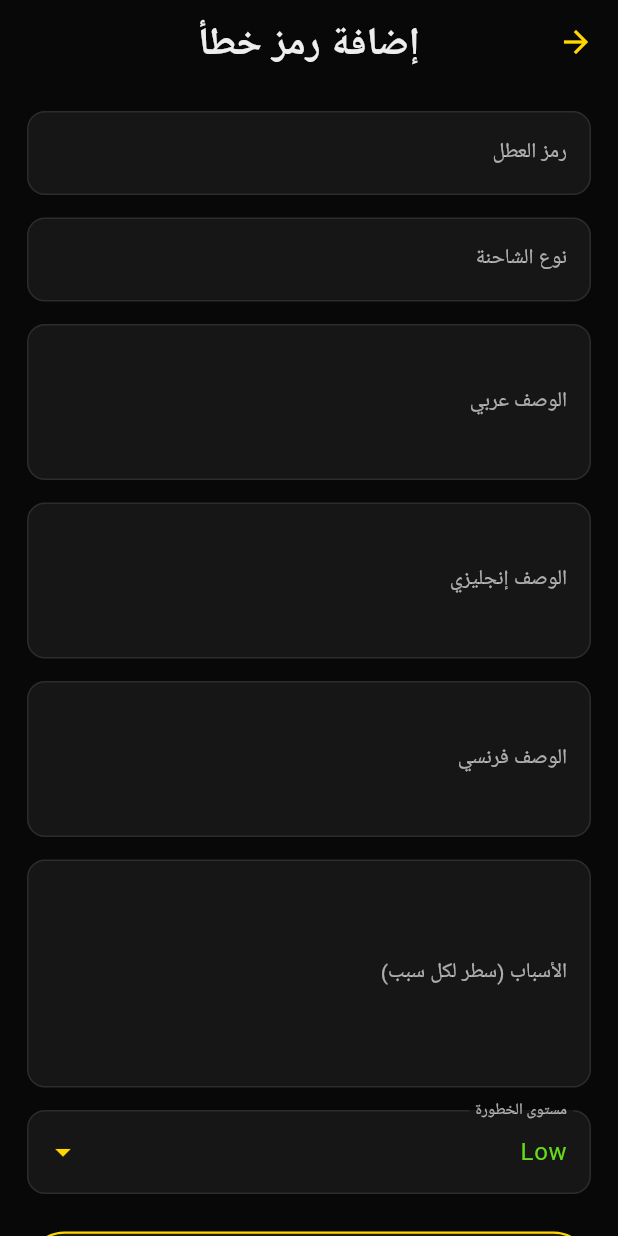
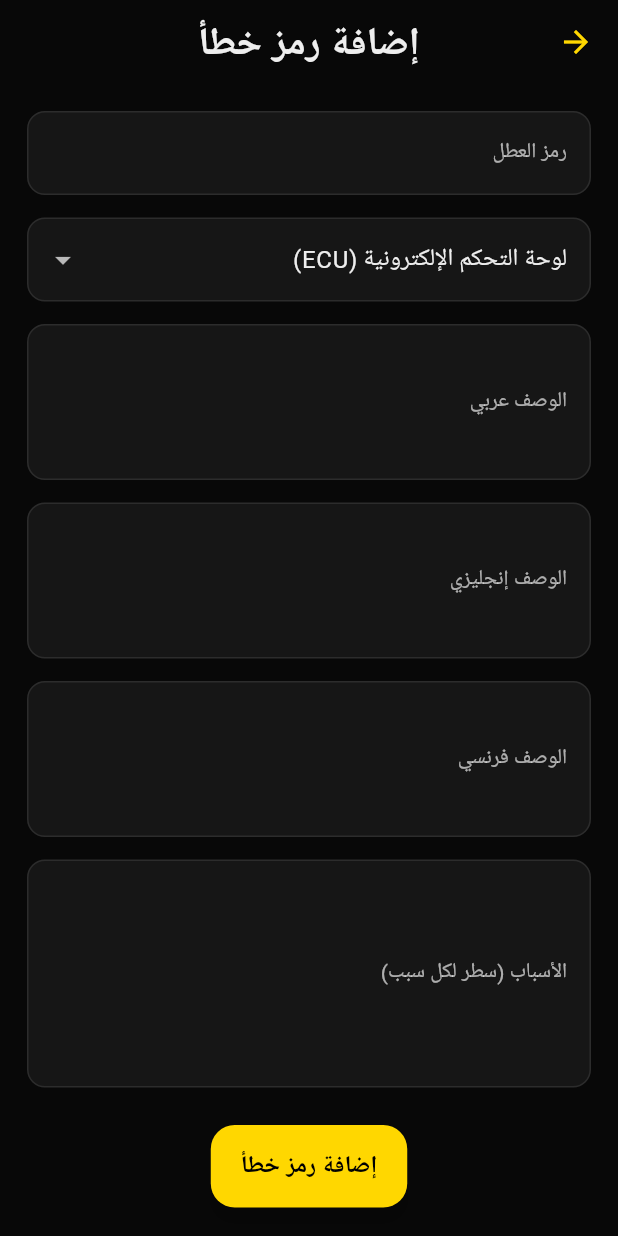
Before and after one commit to nadimchafroud-stack/IvecoBS3, a Flutter app: the AddEditFaultScreen screen opened directly, on a phone screen of 412 x 824 dp. Run offline on Flutter 3.47's test engine with Material 3 defaults, Android fonts, the phone set to English and light mode, and no system bars; our stand-ins replace flutter_svg, google_fonts, hive_flutter, image_picker, share_plus; accounts and stored records are empty.

Commit message:
Update add_edit_fault_screen.dart

```diff
--- a/lib/screens/add_edit_fault_screen.dart
+++ b/lib/screens/add_edit_fault_screen.dart
@@ -4,7 +4,7 @@ import 'package:uuid/uuid.dart';
 import '../models/fault_code.dart';
 import '../services/hive_service.dart';
 import '../services/image_handler.dart';
-import '../widgets/industrial_panel.dart'; // استيراد الويدجت الصناعي
+import '../widgets/industrial_panel.dart';
 
 class AddEditFaultScreen extends StatefulWidget {
   final FaultCode? fault;
@@ -16,7 +16,7 @@ class AddEditFaultScreen extends StatefulWidget {
 
 class _AddEditFaultScreenState extends State<AddEditFaultScreen> {
   final _codeController = TextEditingController();
-  final _truckModelController = TextEditingController();
+  final _truckModelController = TextEditingController(); // ❗ يبقى كما هو
   final _descArController = TextEditingController();
   final _descEnController = TextEditingController();
   final _descFrController = TextEditingController();
@@ -26,13 +26,26 @@ class _AddEditFaultScreenState extends State<AddEditFaultScreen> {
   String _severity = 'Low';
   final GlobalKey<FormState> _formKey = GlobalKey<FormState>();
 
+  final List<String> ecuList = [
+    'ECU المحرك (Engine Control Unit)',
+    'ECU ناقل الحركة (Transmission Control Unit)',
+    'ECU نظام الفرامل (ABS / EBS)',
+    'ECU نظام التعليق',
+    'ECU النظام الكهربائي',
+    'ECU نظام الوقود',
+    'ECU نظام التبريد',
+    'ECU نظام العادم',
+    'ECU الهيكل (Body Control Module)',
+    'ECU الاتصالات العسكرية',
+  ];
+
   @override
   void initState() {
     super.initState();
     if (widget.fault != null) {
       final f = widget.fault!;
       _codeController.text = f.code;
-      _truckModelController.text = f.truckModel;
+      _truckModelController.text = f.truckModel; // 👈 نفس الحقل
       _descArController.text = f.descAr;
       _descEnController.text = f.descEn;
       _descFrController.text = f.descFr;
@@ -53,7 +66,6 @@ class _AddEditFaultScreenState extends State<AddEditFaultScreen> {
     super.dispose();
   }
 
-  /// عنصر Input عام مناسب للثيم الموحد
   Widget _field(TextEditingController c, String label, {int max = 1}) {
     final theme = Theme.of(context);
     final cs = theme.colorScheme;
@@ -62,40 +74,27 @@ class _AddEditFaultScreenState extends State<AddEditFaultScreen> {
     return TextFormField(
       controller: c,
       maxLines: max,
-      // تطبيق ستايل النص الأساسي من الثيم
       style: text.bodyLarge?.copyWith(color: cs.onSurface),
       decoration: InputDecoration(
         labelText: label,
-        // تغيير لون labelText ليتناسب مع الثيم الداكن
         labelStyle: text.bodyMedium?.copyWith(
           color: cs.onSurface.withOpacity(0.7),
         ),
-
-        // ⭐⭐ التعديل الموحد للثيم الصناعي: ⭐⭐
         filled: true,
-        fillColor: cs.surface, // خلفية داكنة للحقل
-
-        // إطار حاد عند عدم التركيز
+        fillColor: cs.surface,
         enabledBorder: OutlineInputBorder(
           borderRadius: BorderRadius.circular(12),
           borderSide:
               BorderSide(color: cs.onSurface.withOpacity(0.1), width: 1),
         ),
-
-        // إطار التركيز الأصفر القوي
         focusedBorder: OutlineInputBorder(
           borderRadius: BorderRadius.circular(12),
-          borderSide: BorderSide(
-              color: cs.primary, width: 2.5), // الحدود الصفراء البارزة
+          borderSide: BorderSide(color: cs.primary, width: 2.5),
         ),
-
-        // الحدود الافتراضية
         border: OutlineInputBorder(
           borderRadius: BorderRadius.circular(12),
         ),
-        // ⭐⭐⭐ نهاية التعديل ⭐⭐⭐
       ),
-      // إضافة تحقق بسيط للعناصر الأساسية
       validator: (value) {
         if (max == 1 && (value == null || value.trim().isEmpty)) {
           return 'هذا الحقل مطلوب';
@@ -105,64 +104,27 @@ class _AddEditFaultScreenState extends State<AddEditFaultScreen> {
     );
   }
 
-  Future<void> _pickImage() async {
-    final path = await ImageHandler.pickImage();
-    if (path != null) {
-      setState(() => _imagePath = path);
-    }
-  }
-
-  bool _existsFault(String code, String model) {
-    final all = HiveService.getAllFaultCodes();
-    // التحقق أثناء الإضافة فقط، وليس التعديل
-    if (widget.fault != null &&
-        widget.fault!.code == code &&
-        widget.fault!.truckModel == model) {
-      return false;
-    }
-    return all.any((f) => f.code == code && f.truckModel == model);
-  }
-
   Future<void> _saveFault() async {
-    final code = _codeController.text.trim();
-    final model = _truckModelController.text.trim();
-    final cs = Theme.of(context).colorScheme;
-
-    if (!_formKey.currentState!.validate()) {
-      return;
-    }
-
-    if (_existsFault(code, model)) {
-      ScaffoldMessenger.of(context).showSnackBar(
-        SnackBar(
-          backgroundColor: cs.error,
-          content: const Text("هذا الكود موجود بالفعل لنفس الموديل"),
-        ),
-      );
-      return;
-    }
+    if (!_formKey.currentState!.validate()) return;
 
     final fault = FaultCode(
       id: widget.fault?.id ?? const Uuid().v4(),
-      code: code,
-      truckModel: model,
+      code: _codeController.text.trim(),
+      truckModel: _truckModelController.text.trim(), // 👈 نفس الاسم
       descAr: _descArController.text.trim(),
       descEn: _descEnController.text.trim(),
       descFr: _descFrController.text.trim(),
       possibleCauses: _causesController.text
           .split('\n')
-          .map((s) => s.trim())
-          .where((s) => s.isNotEmpty)
+          .where((e) => e.trim().isNotEmpty)
           .toList(),
       imagePath: _imagePath,
       severity: _severity,
     );
 
-    if (widget.fault == null) {
-      await HiveService.addFaultCode(fault);
-    } else {
-      await HiveService.updateFaultCode(fault);
-    }
+    widget.fault == null
+        ? await HiveService.addFaultCode(fault)
+        : await HiveService.updateFaultCode(fault);
 
     if (!mounted) return;
     Navigator.pop(context);
@@ -190,53 +152,23 @@ class _AddEditFaultScreenState extends State<AddEditFaultScreen> {
             style: text.displayMedium,
           ),
           centerTitle: true,
-          // إضافة زر حفظ عند التعديل لسهولة الوصول (اختياري)
-          actions: widget.fault != null
-              ? [
-                  IconButton(
-                    icon: Icon(Icons.save, color: cs.primary),
-                    onPressed: _saveFault,
-                  )
-                ]
-              : null,
         ),
         body: SingleChildScrollView(
           padding: const EdgeInsets.all(18),
           child: Form(
             key: _formKey,
             child: Column(
-              crossAxisAlignment: CrossAxisAlignment.stretch,
               children: [
-                /// حقول الإدخال
                 _field(_codeController, "رمز العطل"),
                 const SizedBox(height: 15),
 
-                _field(_truckModelController, "نوع الشاحنة"),
-                const SizedBox(height: 15),
-
-                _field(_descArController, "الوصف عربي", max: 3),
-                const SizedBox(height: 15),
-
-                _field(_descEnController, "الوصف إنجليزي", max: 3),
-                const SizedBox(height: 15),
-
-                _field(_descFrController, "الوصف فرنسي", max: 3),
-                const SizedBox(height: 15),
-
-                _field(_causesController, "الأسباب (سطر لكل سبب)", max: 5),
-                const SizedBox(height: 15),
-
-                // مستوى الخطورة (Dropdown) - تم توحيد الستايل
+                /// ✅ Dropdown ECU (بديل نوع الشاحنة)
                 DropdownButtonFormField<String>(
-                  value: _severity,
+                  value: _truckModelController.text.isNotEmpty
+                      ? _truckModelController.text
+                      : null,
                   decoration: InputDecoration(
-                    labelText: "مستوى الخطورة",
-                    labelStyle: text.bodyMedium?.copyWith(
-                      color: cs.onSurface.withOpacity(0.7),
-                    ),
-                    suffixIcon: Icon(Icons.arrow_drop_down, color: cs.primary),
-
-                    // ⭐ توحيد تنسيق DropdownButtonFormField
+                    labelText: "لوحة التحكم الإلكترونية (ECU)",
                     filled: true,
                     fillColor: cs.surface,
                     enabledBorder: OutlineInputBorder(
@@ -246,79 +178,34 @@ class _AddEditFaultScreenState extends State<AddEditFaultScreen> {
                     ),
                     focusedBorder: OutlineInputBorder(
                       borderRadius: BorderRadius.circular(12),
-                      borderSide: BorderSide(color: cs.primary, width: 2.5),
-                    ),
-                    border: OutlineInputBorder(
-                      borderRadius: BorderRadius.circular(12),
+                      borderSide:
+                          BorderSide(color: cs.primary, width: 2.5),
                     ),
                   ),
                   dropdownColor: cs.surface,
-                  style: text.bodyLarge?.copyWith(color: cs.onSurface),
-                  items: [
-                    DropdownMenuItem(
-                        value: 'Low',
-                        child: Text('Low',
-                            style: text.bodyLarge?.copyWith(
-                                color: const Color(0xFF64DD17)))), // أخضر
-                    DropdownMenuItem(
-                        value: 'Medium',
-                        child: Text('Medium',
-                            style: text.bodyLarge?.copyWith(
-                                color: const Color(0xFFFFD700)))), // أصفر
-                    DropdownMenuItem(
-                        value: 'High',
-                        child: Text('High',
-                            style: text.bodyLarge?.copyWith(
-                                color: const Color(0xFFFF5252)))), // أحمر
-                    DropdownMenuItem(
-                        value: 'Critical',
-                        child: Text('Critical',
-                            style: text.bodyLarge?.copyWith(
-                                color: const Color(0xFFF06292)))), // وردي
-                  ],
-                  onChanged: (v) => setState(() => _severity = v ?? 'Low'),
+                  items: ecuList
+                      .map((e) => DropdownMenuItem(
+                            value: e,
+                            child: Text(e, style: text.bodyLarge),
+                          ))
+                      .toList(),
+                  onChanged: (v) {
+                    _truckModelController.text = v ?? '';
+                  },
+                  validator: (v) =>
+                      v == null || v.isEmpty ? 'هذا الحقل مطلوب' : null,
                 ),
 
+                const SizedBox(height: 15),
+                _field(_descArController, "الوصف عربي", max: 3),
+                const SizedBox(height: 15),
+                _field(_descEnController, "الوصف إنجليزي", max: 3),
+                const SizedBox(height: 15),
+                _field(_descFrController, "الوصف فرنسي", max: 3),
+                const SizedBox(height: 15),
+                _field(_causesController, "الأسباب (سطر لكل سبب)", max: 5),
                 const SizedBox(height: 25),
 
-                // زر اختيار الصورة (أصفر وبارز)
-                SizedBox(
-                  height: 50,
-                  child: FilledButton.icon(
-                    onPressed: _pickImage,
-                    icon: const Icon(Icons.image, size: 24),
-                    label: Text(
-                        _imagePath != null ? "تغيير الصورة" : "اختيار صورة"),
-                    style: FilledButton.styleFrom(
-                      backgroundColor: cs.primary.withOpacity(0.1),
-                      foregroundColor: cs.primary,
-                      side: BorderSide(
-                          color: cs.primary, width: 1.5), // حدود صفراء
-                      elevation: 0,
-                    ),
-                  ),
-                ),
-
-                if (_imagePath != null) ...[
-                  const SizedBox(height: 20),
-                  // عرض الصورة داخل IndustrialPanel
-                  IndustrialPanel(
-                    isHighlighted: true,
-                    padding: const EdgeInsets.all(8),
-                    child: ClipRRect(
-                      borderRadius: BorderRadius.circular(12),
-                      child: Image.file(
-                        File(_imagePath!),
-                        height: 180,
-                        fit: BoxFit.cover,
-                      ),
-                    ),
-                  ),
-                ],
-
-                const SizedBox(height: 30),
-
-                // زر الحفظ الرئيسي
                 SizedBox(
                   height: 55,
                   child: ElevatedButton(
```
